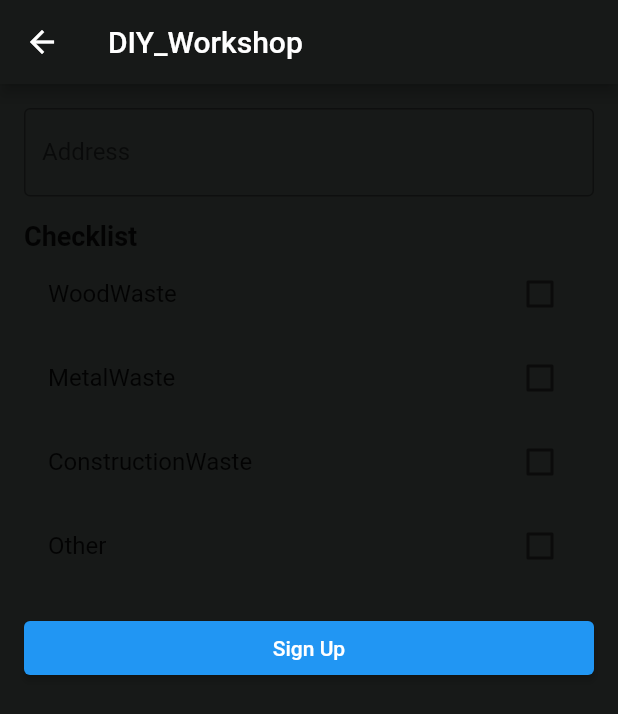
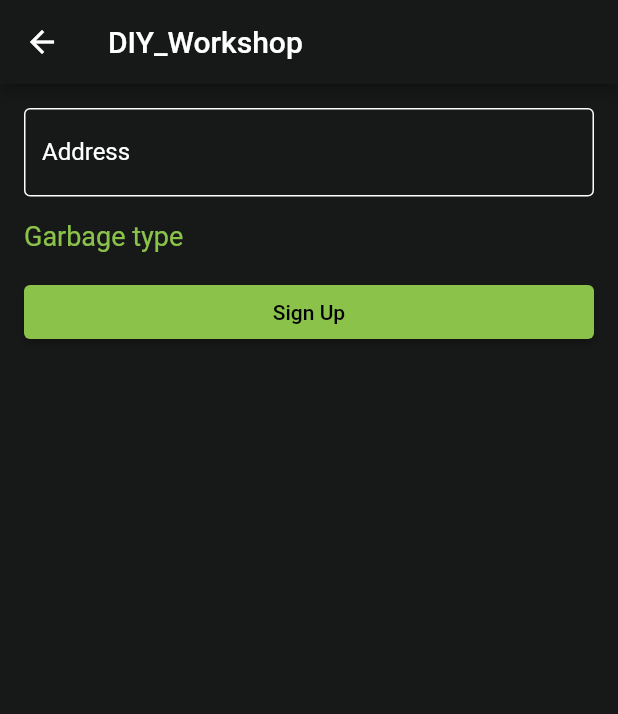
Before and after one commit to Djo111/bricolini, a Flutter app: the DIY_Sign_Up screen opened directly with empty values, on a phone screen of 412 x 824 dp. Shown: the top 714 px of the screen. Run offline on Flutter 3.47's test engine with Material 2 defaults, Android fonts, the phone set to English and light mode, and no system bars; our stand-ins replace flutter_map, flutter_spinbox, geocoding, geolocator, image_picker, latlong2; missing offline and left inert: flutter_stripe, jwt_decode.

Commit message:
changement DIY workshop signUp

```diff
--- a/Front/lib/scenes/diy_sign_up.dart
+++ b/Front/lib/scenes/diy_sign_up.dart
@@ -57,18 +57,23 @@ class _DIY_Sign_UpState extends State<DIY_Sign_Up> {
               controller: _addressController,
               decoration: const InputDecoration(
                 labelText: 'Address',
-                border: OutlineInputBorder(),
+                border: OutlineInputBorder(
+                  borderSide: BorderSide(color: Colors.white),
+                ),
+                labelStyle: TextStyle(color: Colors.white),
+                focusedBorder: OutlineInputBorder(
+                  borderSide: BorderSide(color: Colors.white),
+                ),
+                enabledBorder: OutlineInputBorder(
+                  borderSide: BorderSide(color: Colors.white),
+                ),
               ),
             ),
             const SizedBox(height: 16),
             const Text(
-              'Checklist',
-              style: TextStyle(fontSize: 18, fontWeight: FontWeight.bold),
+              'Garbage type',
+              style: TextStyle(fontSize: 18, color: Colors.lightGreen),
             ),
-            buildCheckboxListTile(0, 'WoodWaste'),
-            buildCheckboxListTile(1, 'MetalWaste'),
-            buildCheckboxListTile(2, 'ConstructionWaste'),
-            buildCheckboxListTile(3, 'Other'),
             const SizedBox(height: 16),
             ElevatedButton(
               onPressed: () async {
@@ -100,7 +105,11 @@ class _DIY_Sign_UpState extends State<DIY_Sign_Up> {
                     address,
                     Type_Waste);
               },
-              child: const Text('Sign Up'),
+              style: ElevatedButton.styleFrom(
+                backgroundColor: Colors.lightGreen,
+                foregroundColor: Colors.black,
+              ),
+              child: const Text('Sign Up', style: TextStyle(color: Colors.black),),
             ),
           ],
         ),
```
